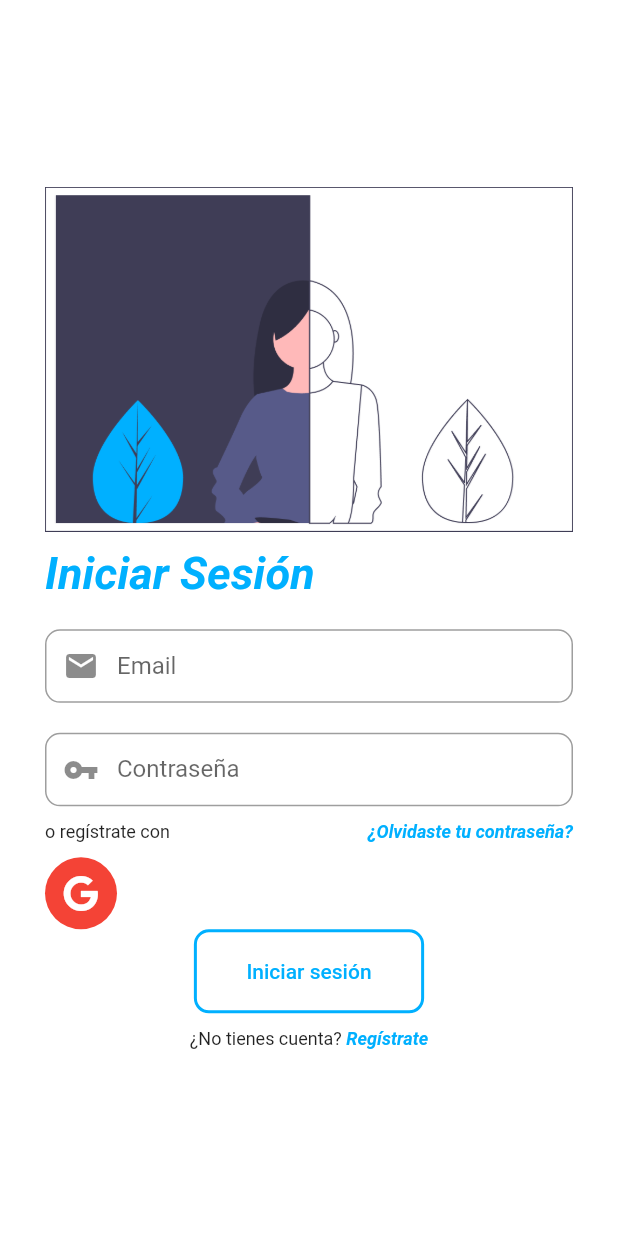
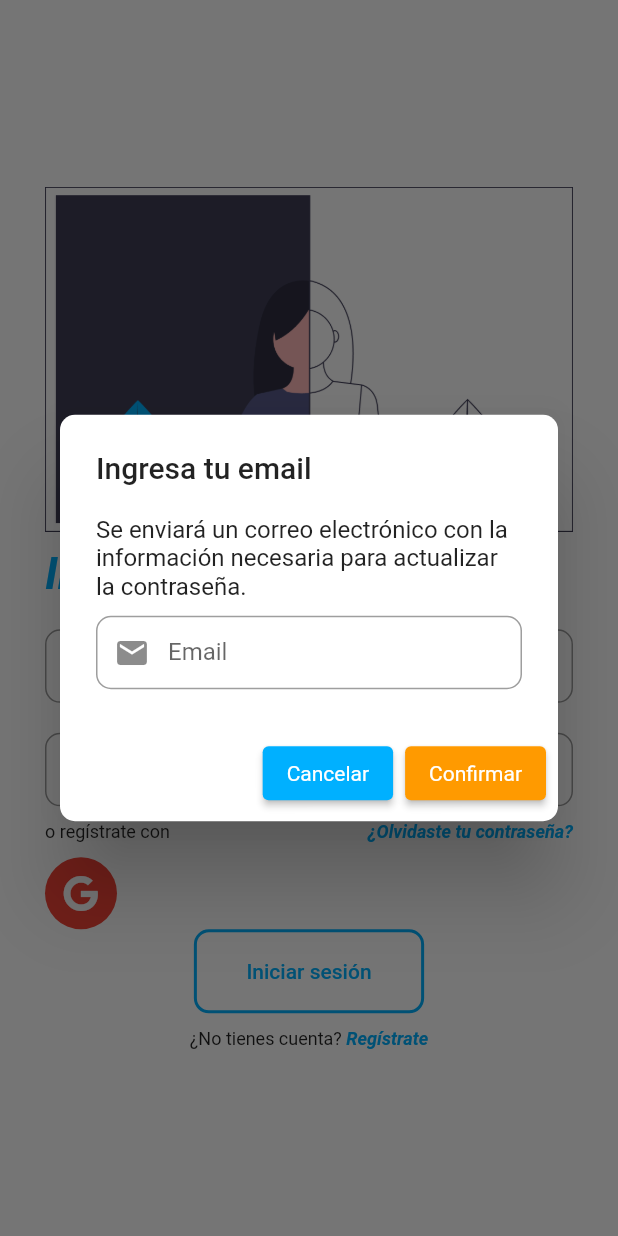
Before and after one commit to Rod99/Donna, a Flutter app: the SignUpMobile screen opened directly, after a tap on "Inicia Sesión", after a tap on "¿Olvidaste tu contraseña?", on a phone screen of 412 x 824 dp. Run offline on Flutter 3.47's test engine with Material 2 defaults, Android fonts, the phone set to English and light mode, and no system bars; our stand-ins replace animated_bottom_navigation_bar, cloud_firestore, firebase_auth, firebase_core, flutter_speed_dial, fluttertoast and 7 more; missing offline and left inert: slimy_card; accounts and stored records are empty; network calls fail; Roboto replaces fonts that are missing (Ubuntu).

Commit message:
Se agrega la edición de la cuenta del usuario y el servicio para restablecer la contraseña

```diff
--- a/lib/pages/mobile/login_mobile.dart
+++ b/lib/pages/mobile/login_mobile.dart
@@ -147,7 +147,7 @@ class _LoginMobileState extends State<LoginMobile> {
                         ),
                         GestureDetector(
                           onTap: (){
-
+                            _passwordResetDialog(context);
                           },
                           child: Text(
                             "¿Olvidaste tu contraseña?",
@@ -281,4 +281,72 @@ class _LoginMobileState extends State<LoginMobile> {
       }
     }
   }
+
+  void _passwordResetDialog(BuildContext context) {
+
+    final TextEditingController emailController2 = TextEditingController();
+
+    final emailField2 = TextFormField(
+      controller: emailController2,
+      keyboardType: TextInputType.emailAddress,
+      decoration: InputDecoration(
+        prefixIcon: const Icon(Icons.mail),
+        contentPadding: const EdgeInsets.fromLTRB(20, 15, 20, 15),
+        border: OutlineInputBorder(
+          borderRadius: BorderRadius.circular(10)
+        ),
+        labelText: 'Email',
+        hintText: 'Ingresa tu correo electrónico',
+      ),
+      onSaved: (value) {
+        emailController2.text = value!;
+      },
+      textInputAction: TextInputAction.done,
+    );
+
+    showDialog(
+      context: context,
+      barrierDismissible: true,
+      builder: (_) => AlertDialog(
+        title: const Text("Ingresa tu email"),
+        content: Column(
+          mainAxisSize: MainAxisSize.min,
+          children: [
+            const Text("Se enviará un correo electrónico con la información necesaria para actualizar la contraseña."),
+            const SizedBox(height: 10),
+            emailField2,
+          ],
+        ),
+        actions: [
+          ElevatedButton(
+            onPressed: () {
+              Navigator.pop(context);
+            },
+            style: ElevatedButton.styleFrom(
+              primary: primary,
+              onPrimary: Colors.white,
+              textStyle: const TextStyle(color: Colors.white),
+            ),
+            child: const Text("Cancelar"),
+          ),
+          ElevatedButton(
+            onPressed: () async {
+              await _authService.resetPassword(email: emailController2.text.trim()).then((value) => {
+                Navigator.pop(context)
+              });
+            },
+            style: ElevatedButton.styleFrom(
+              primary: secondary,
+              onPrimary: Colors.white,
+              textStyle: const TextStyle(color: Colors.white),
+            ),
+            child: const Text("Confirmar"),
+          )
+        ],
+        shape: RoundedRectangleBorder(
+          borderRadius: BorderRadius.circular(10),
+        ),
+      )
+    );
+  }
 }
--- a/lib/pages/mobile/sign_up_mobile.dart
+++ b/lib/pages/mobile/sign_up_mobile.dart
@@ -321,7 +321,7 @@ class _SignUpMobileState extends State<SignUpMobile> {
       id: user!.uid.toString(),
       name: name,
       email: user.email,
-      imageUrl: "https://avatar.oxro.io/avatar.svg?size=128&background=ff9a00&color=fff&name=${name.substring(0, 2)}"
+      imageUrl: "https://ui-avatars.com/api/?background=ff9a00&color=fff&size=128&name=${name.toUpperCase().substring(0, 1)}+${name.toUpperCase().substring(1, 2)}"
     );
 
     try {
--- a/lib/utils/services/auth_service.dart
+++ b/lib/utils/services/auth_service.dart
@@ -20,6 +20,32 @@ class AuthenticationService {
 
   Future signUp({required String name, required String email, required String password}) async{
     return _firebaseAuth.createUserWithEmailAndPassword(email: email, password: password);
+  }
+
+  Future resetPassword({required String email}) async {
+    try {
+      final response = await _firebaseAuth.sendPasswordResetEmail(email: email);
+      Fluttertoast.showToast(msg: "Se envió un email de cambio de contraseña al correo electrónico proporcionado.", timeInSecForIosWeb: 4);
+      return response;
+    } on FirebaseAuthException catch (e) {
+      var message = '';
+      switch (e.code) {
+        case 'invalid-email':
+          message = 'El email proporcionado no es un email válido.';
+          break;
+        case 'user-not-found':
+          message = 'No fue encontrado ningún usuario con este correo electrónico. Por favor crea una cuenta.';
+          break;
+        case 'missing-continue-uri':
+          message = 'Un URL continuo debe ser provisto en la petición.';
+          break;
+        case 'unauthorized-continue-uri':
+          message = 'El dominio del URL continuo no está en los dominios permitidos, ingrésalo a la whitelist de Firebase.';
+          break;
+        default:
+      }
+      Fluttertoast.showToast(msg: message, timeInSecForIosWeb: 4);
+    }
   }
 }
 
```
Also changed, not shown: lib/pages/mobile/edit_profile_mobile.dart (added, +239 -0 lines), lib/pages/mobile/home_mobile.dart (+32 -3 lines), lib/pages/mobile/profile_mobile.dart (+43 -13 lines), lib/pages/mobile/welcome_mobile.dart (+8 -2 lines), lib/utils/services/storage_service.dart (+11 -0 lines), assets/donna.png (added).
